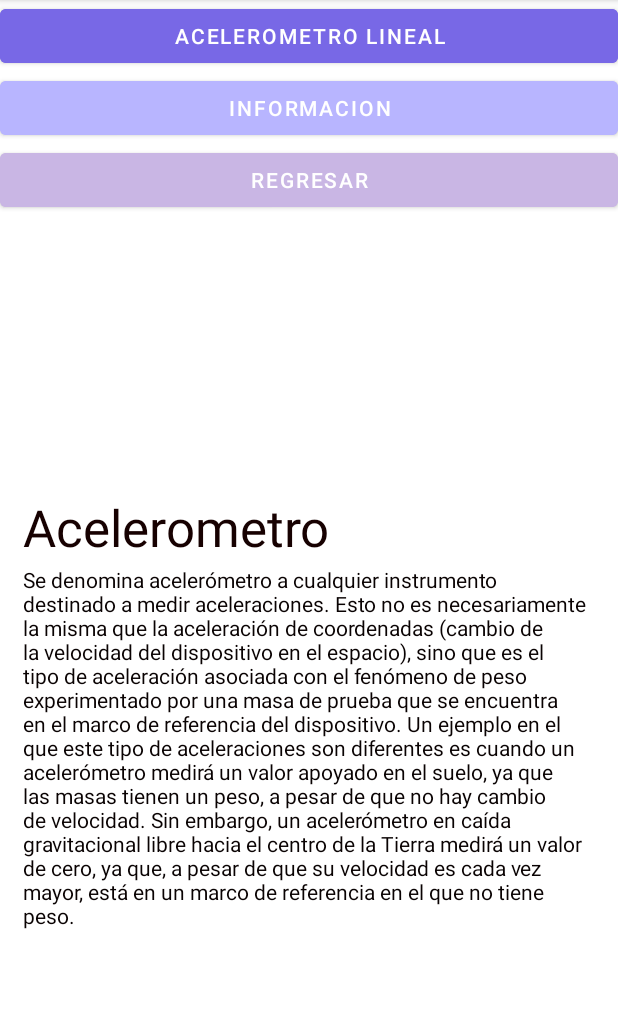
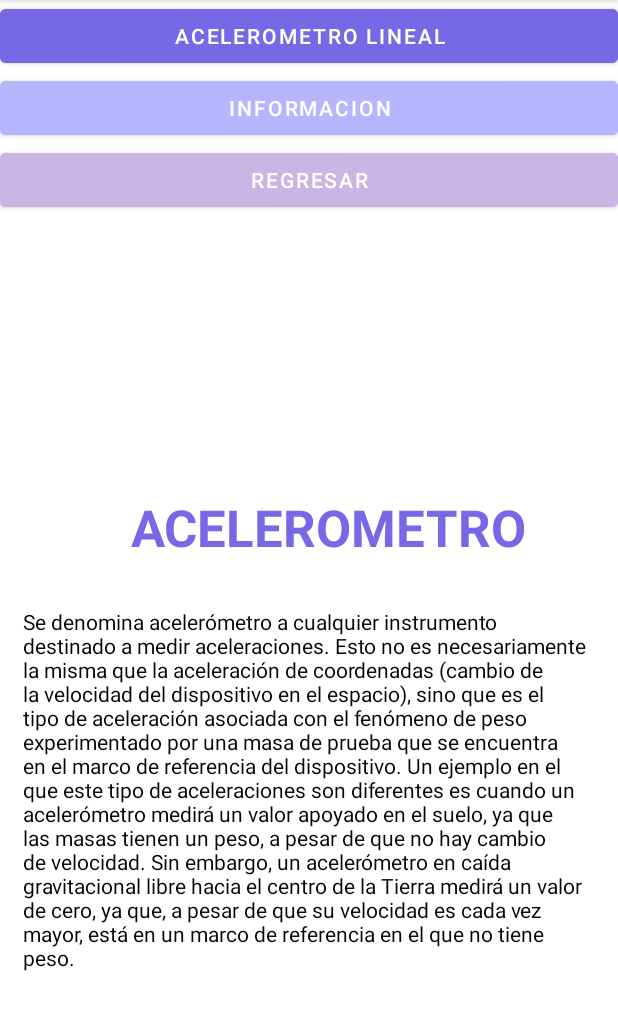
Before and after one commit to ricky0297/PS_RS, an Android app: the fragment AinfoFragment placed in its activity, on a phone screen of 412 x 824 dp, the part 84-1114 px from its top. Run offline under Robolectric (Android 15) with nearby library versions, the phone set to English and light mode, and no system bars.

Commit message:
Ana Cortes Modificaciones 4

```diff
--- a/app/src/main/res/layout/activity_main.xml
+++ b/app/src/main/res/layout/activity_main.xml
@@ -87,7 +87,7 @@
         android:layout_height="wrap_content"
         android:text="PROYECTO SEMESTRAL \n HERRAMIENTAS APLICADAS IV"
         android:textAlignment="center"
-        android:textColor="#1C0C5B"
+        android:textColor="#7868E6"
         android:textSize="29sp"
         android:textStyle="bold"
         tools:layout_editor_absoluteX="0dp"
--- a/app/src/main/res/layout/fragment_ainfo.xml
+++ b/app/src/main/res/layout/fragment_ainfo.xml
@@ -21,11 +21,13 @@
             android:id="@+id/titulo1"
             android:layout_width="wrap_content"
             android:layout_height="wrap_content"
+            android:layout_marginStart="72dp"
             android:layout_marginTop="16dp"
-            android:text="Acelerometro"
+            android:text="ACELEROMETRO"
             android:textAlignment="center"
-            android:textColor="#170101"
+            android:textColor="#7868E6"
             android:textSize="34sp"
+            android:textStyle="bold"
             app:layout_constraintStart_toStartOf="@+id/r4"
             app:layout_constraintTop_toTopOf="parent" />
 
@@ -33,7 +35,7 @@
             android:id="@+id/r4"
             android:layout_width="match_parent"
             android:layout_height="569dp"
-            android:layout_marginTop="64dp"
+            android:layout_marginTop="92dp"
             android:autoSizeTextType="none"
             android:text="Se denomina acelerómetro a cualquier instrumento destinado a medir aceleraciones. Esto no es necesariamente la misma que la aceleración de coordenadas (cambio de la velocidad del dispositivo en el espacio), sino que es el tipo de aceleración asociada con el fenómeno de peso experimentado por una masa de prueba que se encuentra en el marco de referencia del dispositivo. Un ejemplo en el que este tipo de aceleraciones son diferentes es cuando un acelerómetro medirá un valor apoyado en el suelo, ya que las masas tienen un peso, a pesar de que no hay cambio de velocidad. Sin embargo, un acelerómetro en caída gravitacional libre hacia el centro de la Tierra medirá un valor de cero, ya que, a pesar de que su velocidad es cada vez mayor, está en un marco de referencia en el que no tiene peso."
             android:textAlignment="inherit"
@@ -42,6 +44,7 @@
             app:layout_constraintHorizontal_bias="0.0"
             app:layout_constraintStart_toStartOf="parent"
             app:layout_constraintTop_toTopOf="parent" />
+
     </androidx.constraintlayout.widget.ConstraintLayout>
 
 </FrameLayout>
--- a/app/src/main/res/layout/fragment_pinfo.xml
+++ b/app/src/main/res/layout/fragment_pinfo.xml
@@ -17,11 +17,13 @@
             android:id="@+id/titulo1"
             android:layout_width="wrap_content"
             android:layout_height="wrap_content"
+            android:layout_marginStart="40dp"
             android:layout_marginTop="16dp"
-            android:text="Sensor de presión"
+            android:text="SENSOR DE PRESIÓN"
             android:textAlignment="center"
-            android:textColor="#170101"
+            android:textColor="#7868E6"
             android:textSize="34sp"
+            android:textStyle="bold"
             app:layout_constraintStart_toStartOf="@+id/r4"
             app:layout_constraintTop_toTopOf="parent" />
 
```
Also changed, not shown: app/src/main/res/layout/activity_info.xml (+5 -2 lines).
